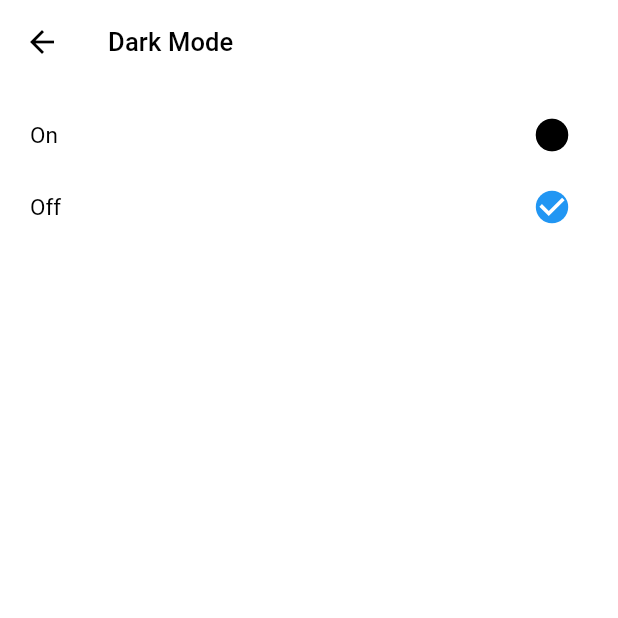
After one commit to Rinnohara9803/dinstagram, a Flutter app: the DarkModePage screen opened directly, on a phone screen of 412 x 824 dp, the top half of it. The commit adds this screen. Run offline on Flutter 3.47's test engine with Material 2 defaults, Android fonts, the phone set to English and light mode, and no system bars; our stand-ins replace audioplayers, cached_network_image, cloud_firestore, email_validator, firebase_auth, firebase_core and 10 more; missing offline and left inert: flutter_storage_path, record_mp3; accounts and stored records are empty.

Commit message:
added switch-between-themes

```diff
--- a/lib/presentation/pages/Chat/chats_page.dart
+++ b/lib/presentation/pages/Chat/chats_page.dart
@@ -27,8 +27,9 @@ class _ChatsPageState extends State<ChatsPage> {
         child: Scaffold(
           appBar: AppBar(
             leading: IconButton(
-              icon: const Icon(
+              icon: Icon(
                 Icons.arrow_back,
+                color: Theme.of(context).iconTheme.color,
               ),
               onPressed: () {
                 widget.navigateBack();
--- a/lib/presentation/pages/Dashboard/dashboard_page.dart
+++ b/lib/presentation/pages/Dashboard/dashboard_page.dart
@@ -220,7 +220,10 @@ class _DashboardPageState extends State<DashboardPage> {
                   ),
                   BottomNavigationBarItem(
                     icon: CircleAvatar(
-                      backgroundColor: Colors.white,
+                      backgroundColor:
+                          Provider.of<ThemeProvider>(context).isLightTheme
+                              ? Colors.black
+                              : Colors.white,
                       radius: _selectedIndex == 4 ? 14 : 12,
                       child: CircleAvatar(
                         radius: 12,
--- /dev/null
+++ b/lib/presentation/pages/Settings/dark_mode_page.dart
@@ -0,0 +1,88 @@
+import 'package:dinstagram/presentation/resources/themes_manager.dart';
+import 'package:flutter/material.dart';
+import 'package:provider/provider.dart';
+
+class DarkModePage extends StatefulWidget {
+  const DarkModePage({super.key});
+
+  @override
+  State<DarkModePage> createState() => _DarkModePageState();
+}
+
+class _DarkModePageState extends State<DarkModePage> {
+  void toggleDarkMode() {
+    Provider.of<ThemeProvider>(
+      context,
+      listen: false,
+    ).toggleThemes();
+  }
+
+  @override
+  Widget build(BuildContext context) {
+    return SafeArea(
+      child: Scaffold(
+        appBar: AppBar(
+          leading: IconButton(
+            onPressed: () {
+              Navigator.of(context).pop();
+            },
+            icon: Icon(
+              Icons.arrow_back,
+              color: Theme.of(context).iconTheme.color,
+            ),
+          ),
+          title: Text(
+            'Dark Mode',
+            style: Theme.of(context).textTheme.titleSmall,
+          ),
+        ),
+        body: Padding(
+          padding: const EdgeInsets.symmetric(
+            horizontal: 20,
+            vertical: 10,
+          ),
+          child: Consumer<ThemeProvider>(builder: (context, themeData, _) {
+            return Column(
+              children: [
+                Row(
+                  mainAxisAlignment: MainAxisAlignment.spaceBetween,
+                  children: [
+                    const Text('On'),
+                    Transform.scale(
+                      scale: 1.2,
+                      child: Checkbox(
+                        value: !themeData.isLightTheme,
+                        onChanged: (bool? value) {
+                          toggleDarkMode();
+                        },
+                        shape: const CircleBorder(),
+                        activeColor: Colors.blue,
+                      ),
+                    )
+                  ],
+                ),
+                Row(
+                  mainAxisAlignment: MainAxisAlignment.spaceBetween,
+                  children: [
+                    const Text('Off'),
+                    Transform.scale(
+                      scale: 1.2,
+                      child: Checkbox(
+                        value: themeData.isLightTheme,
+                        onChanged: (bool? value) {
+                          toggleDarkMode();
+                        },
+                        shape: const CircleBorder(),
+                        activeColor: Colors.blue,
+                      ),
+                    )
+                  ],
+                )
+              ],
+            );
+          }),
+        ),
+      ),
+    );
+  }
+}
--- a/lib/presentation/pages/UploadPost/single_image_filter_page.dart
+++ b/lib/presentation/pages/UploadPost/single_image_filter_page.dart
@@ -165,7 +165,6 @@ class _SingleImageFilterPageState extends State<SingleImageFilterPage> {
                         child: const Text(
                           'Cancel',
                           style: TextStyle(
-                            color: Colors.white,
                             fontSize: 18,
                           ),
                         ),
@@ -181,7 +180,6 @@ class _SingleImageFilterPageState extends State<SingleImageFilterPage> {
                         child: const Text(
                           'Done',
                           style: TextStyle(
-                            color: Colors.white,
                             fontSize: 18,
                           ),
                         ),
```
Also changed, not shown: lib/presentation/pages/Dashboard/widgets/custom_popup_menubutton.dart (+2 -6 lines), lib/presentation/pages/Home/home_page.dart (+6 -3 lines), lib/presentation/pages/Profile/profile_page.dart (+8 -9 lines), lib/presentation/pages/Profile/widgets/open_settings_widget.dart (added, +89 -0 lines), lib/presentation/pages/Search/search_page.dart (+8 -4 lines), lib/presentation/pages/Settings/settings_page.dart (added, +103 -0 lines), lib/presentation/pages/UploadPost/select_image_page.dart (+10 -2 lines), lib/presentation/resources/themes_manager.dart (+62 -6 lines).
